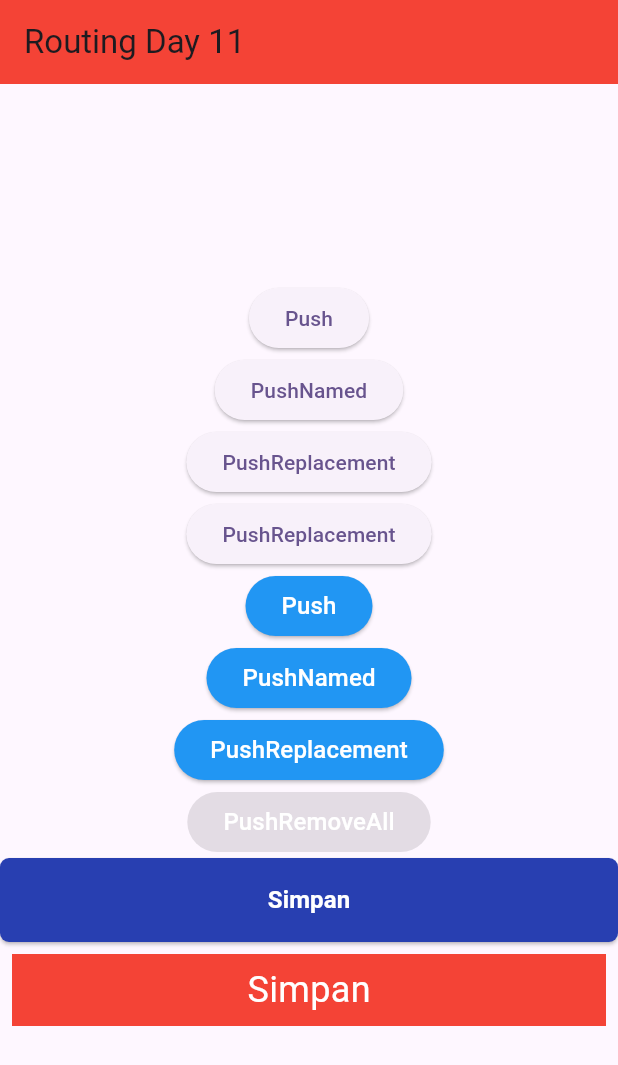
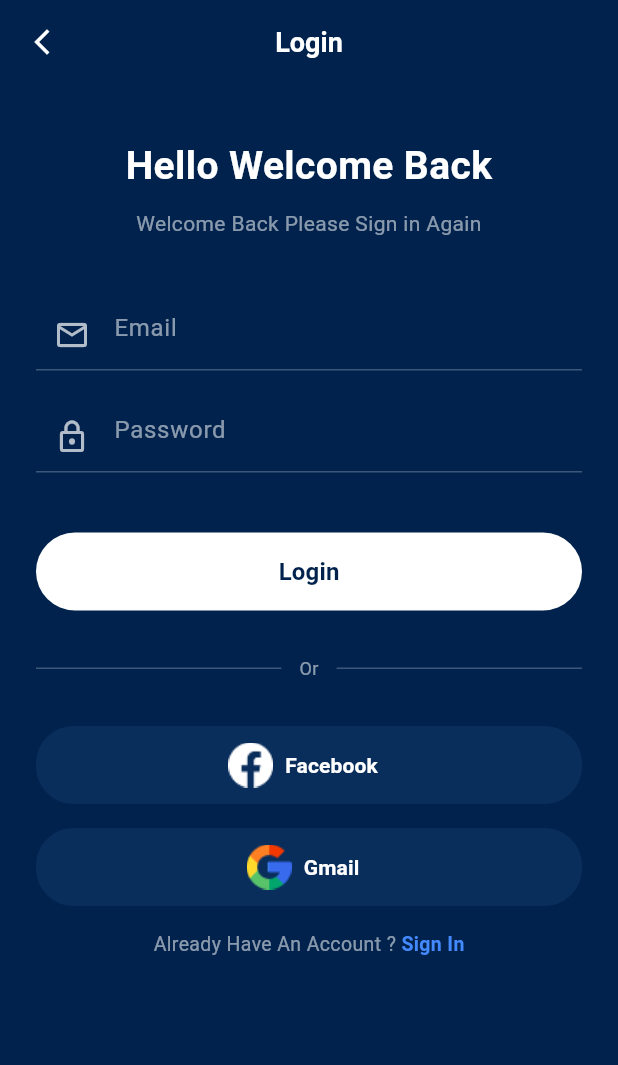
Before and after one commit to Habibieproject/ppkd_b7, a Flutter app: the screen it shows after launch, on a phone screen of 412 x 824 dp. Shown: the top 1065 px of the screen. Run offline on Flutter 3.47's test engine with Material 3 defaults, Android fonts, the phone set to English and light mode, and no system bars; our stand-ins replace confetti, fluttertoast, shared_preferences, shimmer_animation; missing offline and left inert: bottom_navigator.

Commit message:
Day 13 Login Screen, Bottom Navigation Bar, Drawer, CheckBox, Package bottom_navigator

```diff
--- /dev/null
+++ b/lib/day_13/login.dart
@@ -0,0 +1,245 @@
+import 'package:flutter/material.dart';
+import 'package:ppkd_b7/day_13/bottom_nav.dart';
+import 'package:ppkd_b7/day_13/drawer.dart';
+import 'package:ppkd_b7/extension/navigator.dart';
+
+class LoginDay13ByAdul extends StatelessWidget {
+  const LoginDay13ByAdul({super.key});
+
+  @override
+  Widget build(BuildContext context) {
+    // Warna latar belakang utama (Dark Blue)
+    const primaryBgColor = Color(0xFF00224D);
+    const socialBtnColor = Color(0xFF0A2E5C);
+
+    return Scaffold(
+      backgroundColor: primaryBgColor,
+      appBar: AppBar(
+        backgroundColor: Colors.transparent,
+        elevation: 0,
+        leading: IconButton(
+          icon: const Icon(
+            Icons.arrow_back_ios_new,
+            color: Colors.white,
+            size: 20,
+          ),
+          onPressed: () {
+            // Aksi tombol kembali
+          },
+        ),
+        title: const Text(
+          'Login',
+          style: TextStyle(
+            color: Colors.white,
+            fontSize: 18,
+            fontWeight: FontWeight.w600,
+          ),
+        ),
+        centerTitle: true,
+      ),
+      body: SafeArea(
+        child: SingleChildScrollView(
+          padding: const EdgeInsets.symmetric(horizontal: 24.0, vertical: 16.0),
+          child: Column(
+            mainAxisAlignment: MainAxisAlignment.center,
+            children: [
+              const SizedBox(height: 20),
+
+              // Judul & Sub-judul
+              const Text(
+                'Hello Welcome Back',
+                textAlign: TextAlign.center,
+                style: TextStyle(
+                  color: Colors.white,
+                  fontSize: 26,
+                  fontWeight: FontWeight.bold,
+                ),
+              ),
+              const SizedBox(height: 10),
+              const Text(
+                'Welcome Back Please Sign in Again',
+                textAlign: TextAlign.center,
+                style: TextStyle(
+                  color: Colors.white54,
+                  fontSize: 14,
+                  height: 1.4,
+                ),
+              ),
+
+              const SizedBox(height: 40),
+
+              // Input Email
+              TextField(
+                style: const TextStyle(color: Colors.white),
+                decoration: InputDecoration(
+                  prefixIcon: const Icon(
+                    Icons.email_outlined,
+                    color: Colors.white70,
+                  ),
+                  hintText: 'Email',
+                  hintStyle: const TextStyle(color: Colors.white54),
+                  enabledBorder: const UnderlineInputBorder(
+                    borderSide: BorderSide(color: Colors.white24),
+                  ),
+                  focusedBorder: const UnderlineInputBorder(
+                    borderSide: BorderSide(color: Colors.white),
+                  ),
+                ),
+              ),
+
+              const SizedBox(height: 20),
+
+              // Input Password
+              TextField(
+                obscureText: true,
+                style: const TextStyle(color: Colors.white),
+                decoration: InputDecoration(
+                  prefixIcon: const Icon(
+                    Icons.lock_outline,
+                    color: Colors.white70,
+                  ),
+                  hintText: 'Password',
+                  hintStyle: const TextStyle(color: Colors.white54),
+                  enabledBorder: const UnderlineInputBorder(
+                    borderSide: BorderSide(color: Colors.white24),
+                  ),
+                  focusedBorder: const UnderlineInputBorder(
+                    borderSide: BorderSide(color: Colors.white),
+                  ),
+                ),
+              ),
+
+              const SizedBox(height: 40),
+
+              // Tombol Login Utama
+              SizedBox(
+                width: double.infinity,
+                height: 52,
+                child: ElevatedButton(
+                  onPressed: () {
+                    // Aksi Login
+                    context.push(BottomNavDay13());
+                  },
+                  style: ElevatedButton.styleFrom(
+                    backgroundColor: Colors.white,
+                    foregroundColor: primaryBgColor,
+                    shape: RoundedRectangleBorder(
+                      borderRadius: BorderRadius.circular(30),
+                    ),
+                    elevation: 0,
+                  ),
+                  child: const Text(
+                    'Login',
+                    style: TextStyle(fontSize: 16, fontWeight: FontWeight.bold),
+                  ),
+                ),
+              ),
+
+              const SizedBox(height: 30),
+
+              // Divider "or"
+              Row(
+                children: const [
+                  Expanded(child: Divider(color: Colors.white24, thickness: 1)),
+                  Padding(
+                    padding: EdgeInsets.symmetric(horizontal: 12.0),
+                    child: Text(
+                      'Or',
+                      style: TextStyle(color: Colors.white54, fontSize: 12),
+                    ),
+                  ),
+                  Expanded(child: Divider(color: Colors.white24, thickness: 1)),
+                ],
+              ),
+
+              const SizedBox(height: 30),
+
+              // Tombol Facebook
+              SizedBox(
+                width: double.infinity,
+                height: 52,
+                child: ElevatedButton.icon(
+                  onPressed: () {
+                    context.push(DrawerDay13());
+                  },
+                  icon: Image.asset('assets/images/Fb.png', cacheHeight: 30),
+                  label: const Text(
+                    'Facebook',
+                    style: TextStyle(
+                      color: Colors.white,
+                      fontWeight: FontWeight.w600,
+                    ),
+                  ),
+                  style: ElevatedButton.styleFrom(
+                    backgroundColor: socialBtnColor,
+                    shape: RoundedRectangleBorder(
+                      borderRadius: BorderRadius.circular(25),
+                    ),
+                    elevation: 0,
+                  ),
+                ),
+              ),
+
+              const SizedBox(height: 16),
+
+              // Tombol Gmail
+              SizedBox(
+                width: double.infinity,
+                height: 52,
+                child: ElevatedButton.icon(
+                  onPressed: () {},
+                  icon: Image.asset(
+                    'assets/images/google.png',
+                    cacheHeight: 30,
+                  ),
+                  label: const Text(
+                    'Gmail',
+                    style: TextStyle(
+                      color: Colors.white,
+                      fontWeight: FontWeight.w600,
+                    ),
+                  ),
+                  style: ElevatedButton.styleFrom(
+                    backgroundColor: socialBtnColor,
+                    shape: RoundedRectangleBorder(
+                      borderRadius: BorderRadius.circular(25),
+                    ),
+                    elevation: 0,
+                  ),
+                ),
+              ),
+
+              const SizedBox(height: 16),
+
+              // Footer: Already have an account ? Sign In
+              Row(
+                mainAxisAlignment: MainAxisAlignment.center,
+                children: [
+                  const Text(
+                    'Already Have An Account ? ',
+                    style: TextStyle(color: Colors.white54, fontSize: 13),
+                  ),
+                  GestureDetector(
+                    onTap: () {
+                      // Navigasi ke Halaman Sign In
+                    },
+                    child: const Text(
+                      'Sign In',
+                      style: TextStyle(
+                        color: Colors.blueAccent,
+                        fontSize: 13,
+                        fontWeight: FontWeight.bold,
+                      ),
+                    ),
+                  ),
+                ],
+              ),
+
+              const SizedBox(height: 20),
+            ],
+          ),
+        ),
+      ),
+    );
+  }
+}
--- a/lib/main.dart
+++ b/lib/main.dart
@@ -1,6 +1,6 @@
 import 'package:flutter/material.dart';
 import 'package:ppkd_b7/day_11/home.dart';
-import 'package:ppkd_b7/day_11/routing.dart';
+import 'package:ppkd_b7/day_13/login.dart';
 
 void main() {
   runApp(const MyApp());
@@ -13,6 +13,7 @@ class MyApp extends StatelessWidget {
   @override
   Widget build(BuildContext context) {
     return MaterialApp(
+      debugShowCheckedModeBanner: false,
       title: 'Flutter Demo',
       theme: ThemeData(
         // This is the theme of your application.
@@ -35,7 +36,7 @@ class MyApp extends StatelessWidget {
       //PUSH NAMED
       initialRoute: "/",
       routes: {
-        "/": (context) => RoutingDay11(),
+        "/": (context) => LoginDay13ByAdul(),
         "/home": (context) => HomeRoutingDay11(),
       },
       // home: RoutingDay11(),
--- a/pubspec.yaml
+++ b/pubspec.yaml
@@ -38,6 +38,7 @@ dependencies:
   shimmer_animation: ^2.2.2+1
   fluttertoast: ^9.0.0
   shared_preferences: ^2.5.5
+  bottom_navigator: ^0.0.5
 
 dev_dependencies:
   flutter_test:
```
Also changed, not shown: lib/day_13/bottom_nav.dart (added, +64 -0 lines), lib/day_13/drawer.dart (added, +72 -0 lines), lib/day_13/input_widget/checkbox.dart (added, +28 -0 lines), assets/images/Fb.png (added), assets/images/google.png (added), pubspec.lock.
